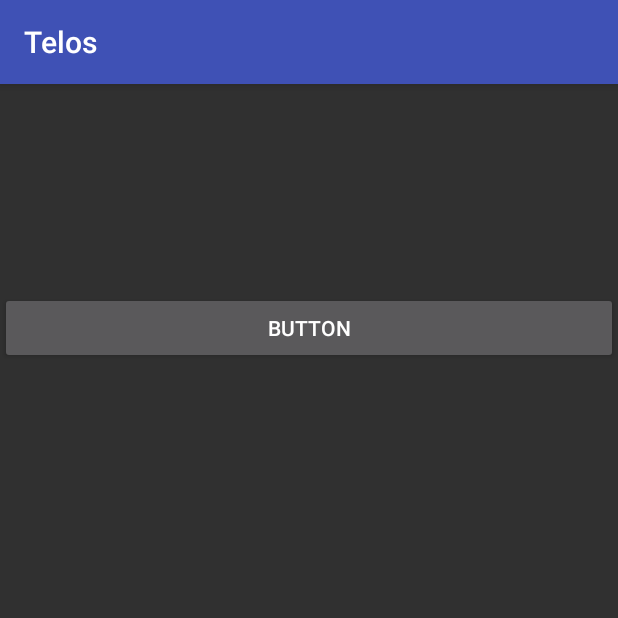
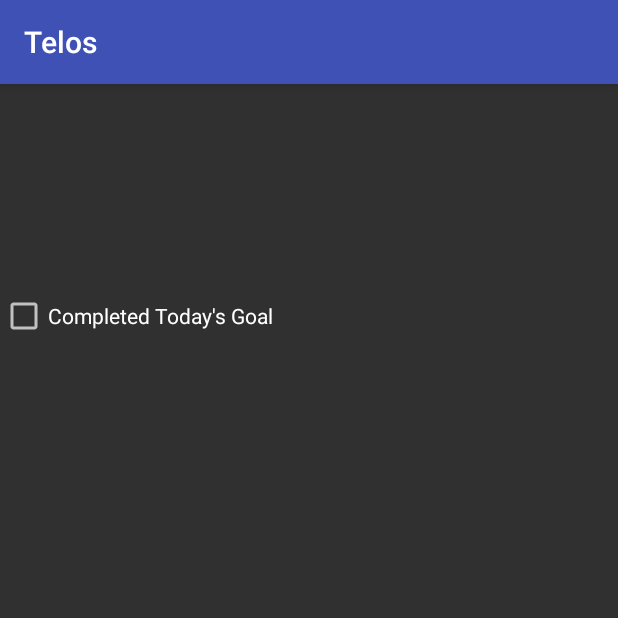
Before and after one commit to cpe305Spring17/spring2017-project-cdushana, an Android app: the DetailActivity screen opened directly, with no data from a screen before it, on a phone screen of 412 x 824 dp, the top half of it. Run offline under Robolectric (Android 15) with nearby library versions, the light colour scheme and no system bars; network calls fail; 5 statements that could not run were skipped.

Commit message:
cleaned up

```diff
--- a/app/src/main/java/com/telos/christianaushana/telos/AddGoal.java
+++ b/app/src/main/java/com/telos/christianaushana/telos/AddGoal.java
@@ -105,8 +105,8 @@ public class AddGoal extends AppCompatActivity {
       });
 
       ArrayList<String> meridiemOptionList = new ArrayList<>();
+      meridiemOptionList.add("PM");
       meridiemOptionList.add("AM");
-      meridiemOptionList.add("PM");
 
       final Spinner meridiemOptionSpinner = new Spinner(context);
       ArrayAdapter<String> meridiemOptionAdapter = new ArrayAdapter<>(context, android.R.layout.simple_spinner_item, meridiemOptionList);
--- a/app/src/main/java/com/telos/christianaushana/telos/DetailActivity.java
+++ b/app/src/main/java/com/telos/christianaushana/telos/DetailActivity.java
@@ -8,9 +8,12 @@ import android.os.Bundle;
 import android.support.annotation.Nullable;
 import android.support.v7.app.AppCompatActivity;
 import android.support.v7.app.NotificationCompat;
-import android.view.View;
-import android.widget.Button;
+import android.widget.CheckBox;
+import android.widget.CompoundButton;
 import android.widget.TextView;
+
+import java.util.Calendar;
+import java.util.Date;
 
 /**
  * Created by christianaushana on 5/18/17.
@@ -24,26 +27,36 @@ public class DetailActivity extends AppCompatActivity {
     super.onCreate(savedInstanceState);
     setContentView(R.layout.activity_details);
 
+    // retrieves data from MainActivity
     Intent intent = getIntent();
     int position = intent.getIntExtra("DATA_POSITION_INTENT", 1);
     final Goal goal = MainActivity.list.get(position);
 
+    // displays details on DetailsActivity
     TextView tName = (TextView) findViewById(R.id.name);
     tName.setText(goal.getName());
 
+    // displays details on DetailsActivity
     final TextView tQuestion = (TextView) findViewById(R.id.question);
     tQuestion.setText(goal.getQuestion());
 
-    TextView tReminder = (TextView) findViewById(R.id.reminder);
-    tReminder.setText(goal.getReminderOption().getTime() + goal.getReminderOption().getMeridiem());
+    // checkbox confirms that goal has been completed
+    CheckBox checkBox = (CheckBox) findViewById(R.id.checkBox);
+    checkBox.setOnCheckedChangeListener(new CompoundButton.OnCheckedChangeListener() {
+      @Override
+      public void onCheckedChanged(CompoundButton buttonView, boolean isChecked) {
+        goal.setStatus(isChecked);
+      }
+    });
+    checkBox.setChecked(goal.getStatus());
 
-//    TextView tRepeat = (TextView) findViewById(R.id.repeat);
-//    tRepeat.setText(goal.getRepeatOption());
+    // show yesterday's data
+    if (checkBox.isChecked()) {
 
-    Button button = (Button) findViewById(R.id.button);
-    button.setOnClickListener(new View.OnClickListener() {
-      @Override
-      public void onClick(View v) {
+    }
+
+
+    // send notification
     Intent notificationIntent = new Intent(getApplicationContext(), MainActivity.class);
     PendingIntent contentIntent = PendingIntent.getActivity(getApplicationContext(),
             0, notificationIntent,
@@ -53,12 +66,12 @@ public class DetailActivity extends AppCompatActivity {
     mBuilder.setSmallIcon(R.drawable.ic_menu_add)
             .setContentTitle("Telos")
             .setContentText(goal.getQuestion())
-                .setContentIntent(contentIntent);
-//                .setWhen();
+            .setContentIntent(contentIntent)
+            .setWhen(System.currentTimeMillis());
 
     NotificationManager mNotificationManager = (NotificationManager) getSystemService(Context.NOTIFICATION_SERVICE);
     mNotificationManager.notify(notificationID, mBuilder.build());
   }
-    });
+
+
 }
-}
--- a/app/src/main/java/com/telos/christianaushana/telos/Settings.java
+++ b/app/src/main/java/com/telos/christianaushana/telos/Settings.java
@@ -14,7 +14,7 @@ public class Settings extends AppCompatActivity {
     @Override
     protected void onCreate(Bundle savedInstanceState) {
         super.onCreate(savedInstanceState);
-        setContentView(R.layout.activity_settings);
+        setContentView(R.layout.activity_data);
     }
 
     @Override
--- a/app/src/main/res/layout/activity_details.xml
+++ b/app/src/main/res/layout/activity_details.xml
@@ -28,10 +28,9 @@
         android:layout_height="wrap_content"
         android:textSize="25dp"/>
 
-    <Button
-        android:id="@+id/button"
+    <CheckBox
+        android:id="@+id/checkBox"
         android:layout_width="match_parent"
         android:layout_height="wrap_content"
-        android:text="Button"/>
-
+        android:text="Completed Today's Goal"/>
 </LinearLayout>
```
Also changed, not shown: app/src/main/java/com/telos/christianaushana/telos/DataManager.java (+7 -3 lines), app/src/main/java/com/telos/christianaushana/telos/Goal.java (+14 -1 lines), app/src/main/java/com/telos/christianaushana/telos/MainActivity.java (+13 -5 lines), app/src/main/java/com/telos/christianaushana/telos/history/History.java (deleted, +0 -11 lines), app/src/main/java/com/telos/christianaushana/telos/notifications/AngryNotification.java (deleted, +0 -11 lines), app/src/main/java/com/telos/christianaushana/telos/notifications/NormalNotification.java (deleted, +0 -8 lines), app/src/main/java/com/telos/christianaushana/telos/notifications/Notification.java (deleted, +0 -9 lines), app/src/main/java/com/telos/christianaushana/telos/notifications/RewardNotification.java (deleted, +0 -8 lines), app/src/main/java/com/telos/christianaushana/telos/notifications/SendNotification.java (deleted, +0 -39 lines), app/src/main/res/layout/activity_main.xml (+0 -11 lines), app/src/main/res/layout/list_entry.xml (+0 -8 lines), app/src/main/res/layout/activity_data.xml (renamed from app/src/main/res/layout/activity_settings.xml), 2 other files. Lines whose indentation alone changed are shown as unchanged.
